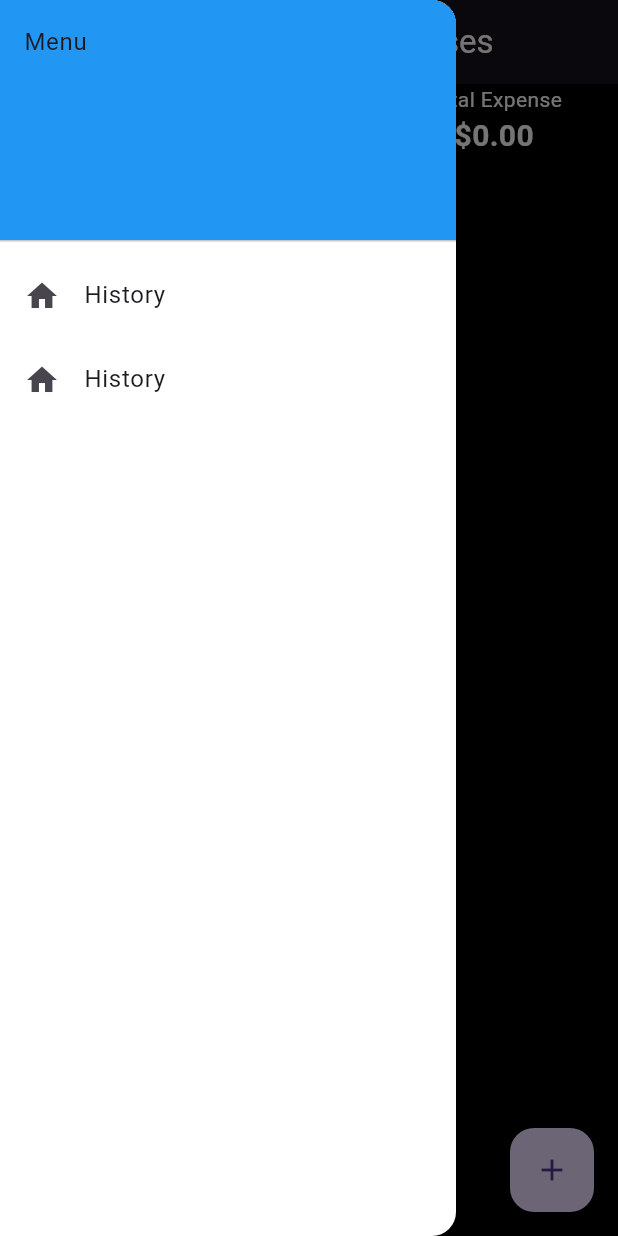
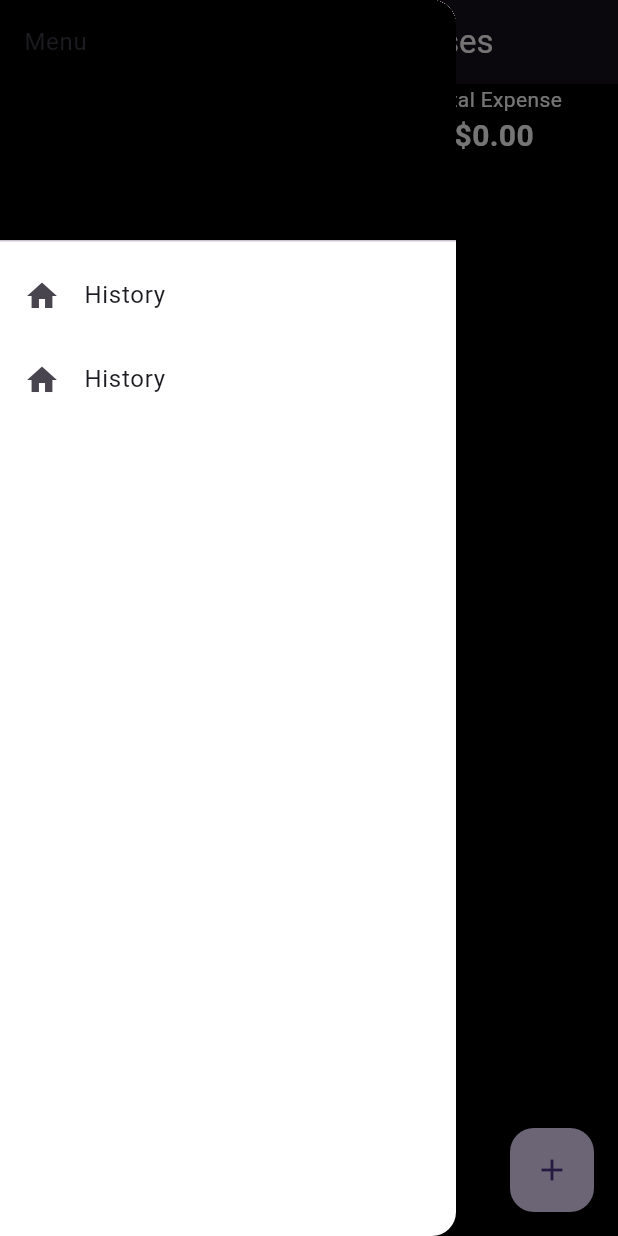
Before and after one commit to Prottoy-01/Expense_Tracker, a Flutter app: the screen it shows after launch, with the side drawer open, on a phone screen of 412 x 824 dp. Run offline on Flutter 3.47's test engine with Material 3 defaults, Android fonts, the phone set to English and light mode, and no system bars; our stand-ins replace fl_chart, flutter_slidable, hive_flutter, month_picker_dialog; accounts and stored records are empty.

Commit message:
Update Homepage

```diff
--- a/lib/homepage.dart
+++ b/lib/homepage.dart
@@ -79,7 +79,7 @@ class _FirstPageState extends State<FirstPage> {
           padding: EdgeInsets.zero,
           children: [
             const DrawerHeader(
-              decoration: BoxDecoration(color: Colors.blue),
+              decoration: BoxDecoration(color: Colors.black),
               child: Text('Menu'),
             ),
             ListTile(
```
